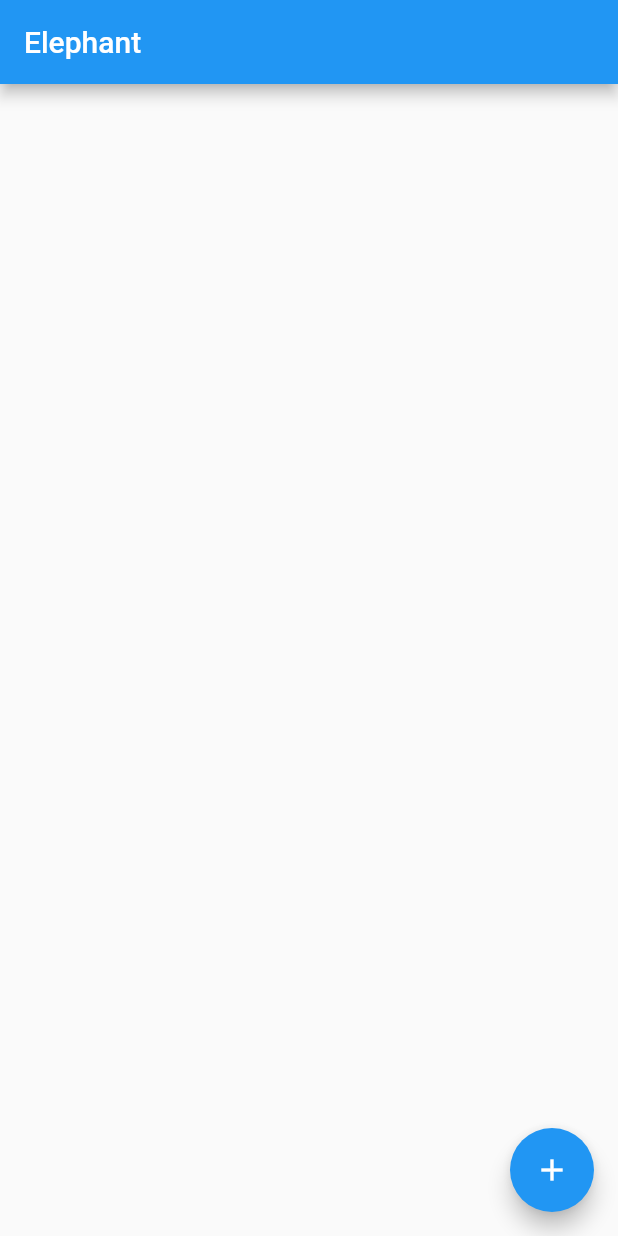
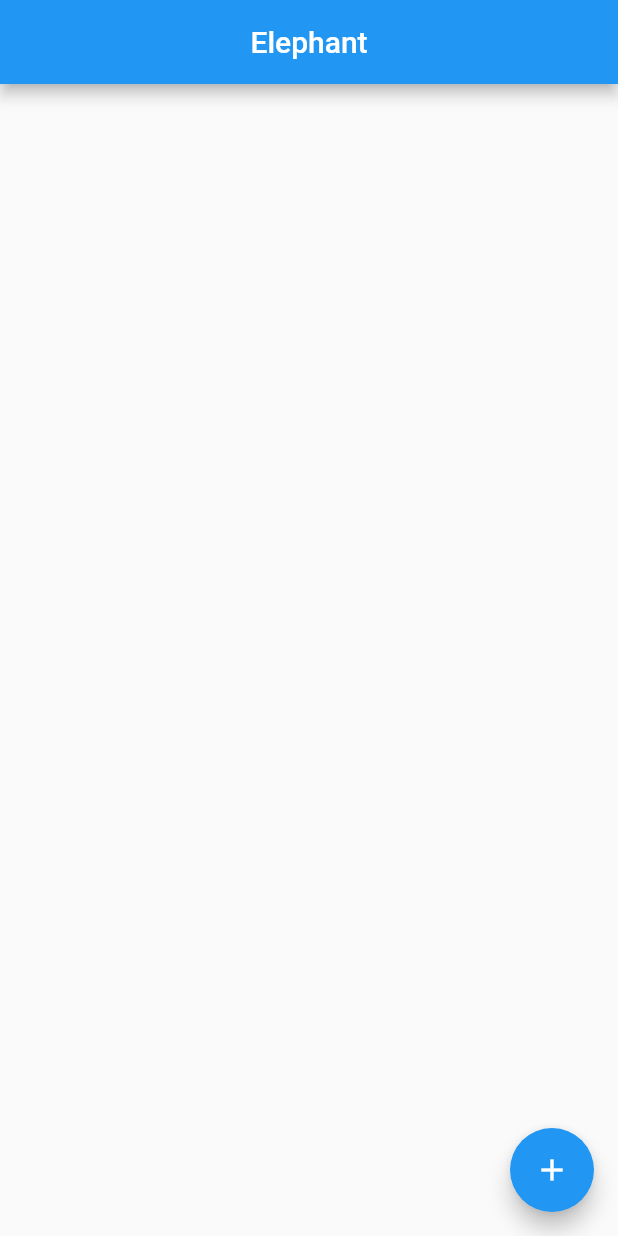
Before and after one commit to Yanisrezgui/todolist-flutter, a Flutter app: the screen it shows after launch, on a phone screen of 412 x 824 dp. Run offline on Flutter 3.47's test engine with Material 2 defaults, Android fonts, the phone set to English and light mode, and no system bars.

Commit message:
tp01 fini

```diff
--- a/todolist/lib/elephant_app.dart
+++ b/todolist/lib/elephant_app.dart
@@ -15,11 +15,8 @@ class _ElephantAppState extends State<ElephantApp> {
   Widget build(BuildContext context) {
     return MaterialApp(
       debugShowCheckedModeBanner: false,
-      appBar: AppBar(title: const Center(child: Text('Elephant'))),
       home: Scaffold(
-        appBar: AppBar(
-          title: const Text('Elephant'),
-        ),
+        appBar: AppBar(title: const Center(child: Text('Elephant'))),
         floatingActionButton: FloatingActionButton(
           onPressed: () {},
           child: Icon(Icons.add),
--- a/todolist/lib/task.dart
+++ b/todolist/lib/task.dart
@@ -1,3 +1,11 @@
 class Task {
   int? id;
+  String content;
+  bool completed;
+  String? title;
+
+  Task({
+    required this.content,
+    required this.completed,
+  });
 }
```
